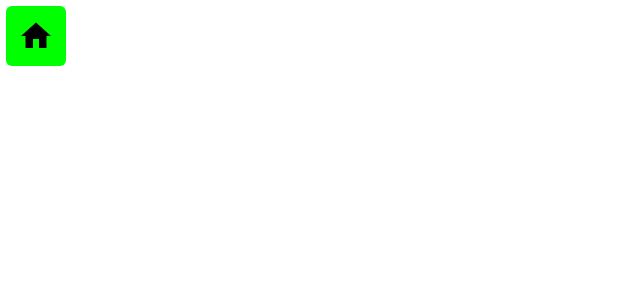
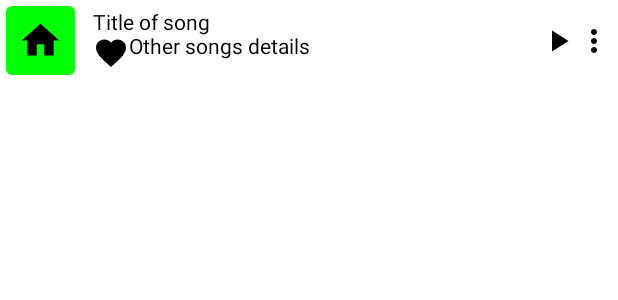
Before and after one commit to RaheemJnr/Jr-Music-Player, an Android app built with Jetpack Compose: the @Preview function SongListItemPreview, on a phone screen of 412 x 824 dp. Shown: the top 300 px of the screen. Run offline under Robolectric (Android 15) with nearby library versions, the phone set to English and light mode, and no system bars.

Commit message:
tab layout fixes

```diff
--- a/app/src/main/java/com/raheemjnr/jr_music/ui/components/SongListItem.kt
+++ b/app/src/main/java/com/raheemjnr/jr_music/ui/components/SongListItem.kt
@@ -2,26 +2,34 @@ package com.raheemjnr.jr_music.ui.components
 
 import androidx.compose.foundation.Image
 import androidx.compose.foundation.background
-import androidx.compose.foundation.layout.Box
-import androidx.compose.foundation.layout.Row
-import androidx.compose.foundation.layout.fillMaxWidth
-import androidx.compose.foundation.layout.padding
+import androidx.compose.foundation.layout.*
 import androidx.compose.foundation.shape.RoundedCornerShape
+import androidx.compose.material.Icon
+import androidx.compose.material.Text
 import androidx.compose.material.icons.Icons
+import androidx.compose.material.icons.filled.Favorite
 import androidx.compose.material.icons.filled.Home
+import androidx.compose.material.icons.filled.MoreVert
+import androidx.compose.material.icons.filled.PlayArrow
 import androidx.compose.runtime.Composable
+import androidx.compose.ui.Alignment
 import androidx.compose.ui.Modifier
 import androidx.compose.ui.graphics.Color
+import androidx.compose.ui.layout.ContentScale
+import androidx.compose.ui.text.style.TextOverflow
 import androidx.compose.ui.tooling.preview.Preview
 import androidx.compose.ui.unit.dp
 
 @Composable
 fun SongListItem() {
     Row(
+        horizontalArrangement = Arrangement.SpaceBetween,
+        verticalAlignment = Alignment.CenterVertically,
         modifier = Modifier
             .fillMaxWidth()
             .padding(4.dp)
     ) {
+        //image
         Box(
             modifier = Modifier
                 .background(shape = RoundedCornerShape(4.dp), color = Color.Green)
@@ -30,9 +38,40 @@ fun SongListItem() {
             Image(
                 Icons.Default.Home,
                 contentDescription = "",
+                contentScale = ContentScale.Fit,
+                alignment = Alignment.Center,
+                modifier = Modifier.size(30.dp)
+            )
+        }
+        //column
+        Column(
+            modifier = Modifier.fillMaxWidth(.8f)
+        ) {
+            Text(
+                text = "Title of song",
+                overflow = TextOverflow.Ellipsis
+            )
+            Row(modifier = Modifier.fillMaxWidth()) {
+                Icon(
+                    imageVector = Icons.Default.Favorite,
+                    contentDescription = ""
+                )
+                Text(text = "Other songs details")
+
+            }
+        }
+        Row {
+            Icon(
+                imageVector = Icons.Default.PlayArrow,
+                contentDescription = ""
+            )
+            Icon(
+                imageVector = Icons.Default.MoreVert,
+                contentDescription = "",
                 modifier = Modifier
             )
         }
+
 
     }
 
```
